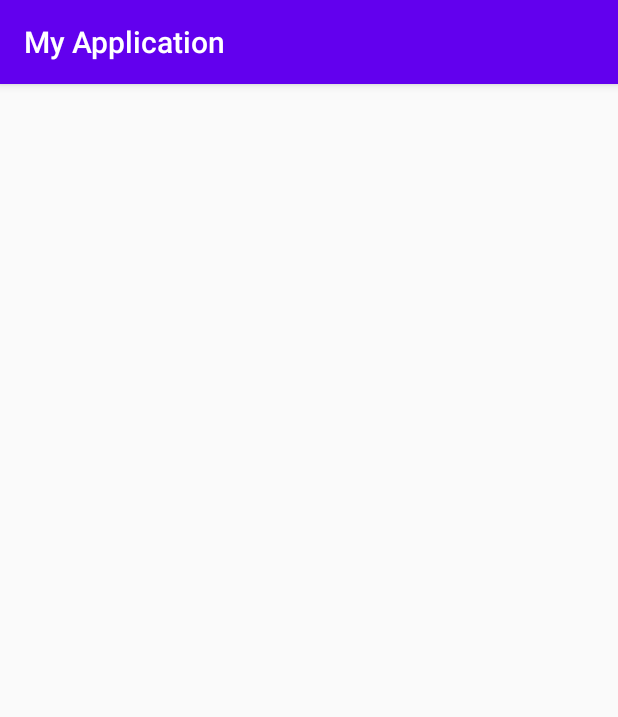
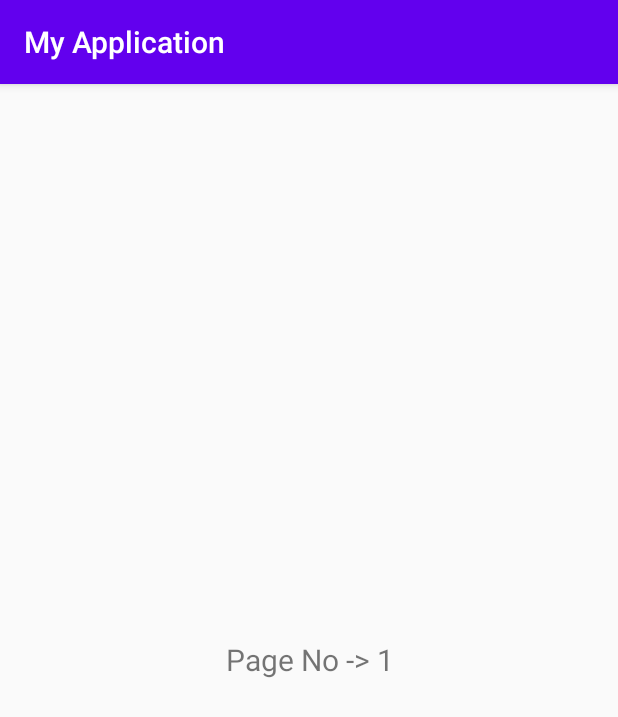
Before and after one commit to Harshkumar77/card-app, an Android app: the screen it shows after launch (MainActivity), on a phone screen of 412 x 824 dp. Shown: the top 717 px of the screen. Run offline under Robolectric (Android 15) with nearby library versions, the phone set to English and light mode, and no system bars.

Commit message:
added viewPagerAdapter.java

```diff
--- a/app/src/main/java/com/example/android/myapplication/MainActivity.java
+++ b/app/src/main/java/com/example/android/myapplication/MainActivity.java
@@ -1,17 +1,21 @@
 package com.example.android.myapplication;
+
+import android.os.Bundle;
 
 import androidx.appcompat.app.AppCompatActivity;
 import androidx.viewpager2.widget.ViewPager2;
 
-import android.os.Bundle;
-
 public class MainActivity extends AppCompatActivity {
 
     ViewPager2 viewPager2;
+    boolean orientationHorizontal = true ;
 
     @Override
     protected void onCreate(Bundle savedInstanceState) {
         super.onCreate(savedInstanceState);
         setContentView(R.layout.activity_main);
+        viewPager2 = findViewById (R.id.viewPager2);
+        viewPager2.setAdapter(new viewPagerAdapter(this));
+        viewPager2.setOrientation(ViewPager2.ORIENTATION_VERTICAL);
     }
 }
--- /dev/null
+++ b/app/src/main/java/com/example/android/myapplication/viewPagerAdapter.java
@@ -0,0 +1,47 @@
+package com.example.android.myapplication;
+
+import android.content.Context;
+import android.view.LayoutInflater;
+import android.view.View;
+import android.view.ViewGroup;
+import android.widget.TextView;
+
+import androidx.annotation.NonNull;
+import androidx.recyclerview.widget.RecyclerView;
+
+import java.util.ArrayList;
+
+public class viewPagerAdapter extends RecyclerView.Adapter<viewPagerAdapter.ViewHolder> {
+
+    Context context;
+
+    public viewPagerAdapter(Context context){
+        this.context = context;
+    }
+
+    @NonNull
+    @Override
+    public viewPagerAdapter.ViewHolder onCreateViewHolder(@NonNull ViewGroup parent, int viewType) {
+        return new ViewHolder(LayoutInflater.from(context).inflate(R.layout.cell_item, parent, false));
+    }
+
+    @Override
+    public void onBindViewHolder(@NonNull viewPagerAdapter.ViewHolder holder, int position) {
+        holder.mText.setText("Page No -> "+(position+1));
+    }
+
+    @Override
+    public int getItemCount() {
+        return 10;
+    }
+
+    public static class ViewHolder extends RecyclerView.ViewHolder {
+
+        TextView mText ;
+
+        public ViewHolder(@NonNull View itemView) {
+            super(itemView);
+            mText = itemView.findViewById(R.id.text);
+        }
+    }
+}
--- a/app/src/main/res/layout/activity_main.xml
+++ b/app/src/main/res/layout/activity_main.xml
@@ -4,9 +4,9 @@
     android:layout_width="match_parent"
     android:layout_height="match_parent">
 
-    <androidx.viewpager.widget.ViewPager
-        android:id="@+id/viewPager2"
+    <androidx.viewpager2.widget.ViewPager2
         android:layout_width="match_parent"
-        android:layout_height="match_parent" />
+        android:layout_height="match_parent"
+        android:id="@+id/viewPager2"/>
 
 </LinearLayout>
--- /dev/null
+++ b/app/src/main/res/layout/cell_item.xml
@@ -0,0 +1,15 @@
+<?xml version="1.0" encoding="utf-8"?>
+<androidx.constraintlayout.widget.ConstraintLayout
+    xmlns:android="http://schemas.android.com/apk/res/android"
+    android:layout_width="match_parent"
+    android:layout_height="match_parent">
+
+    <TextView
+        android:id="@+id/text"
+        android:layout_width="match_parent"
+        android:layout_height="match_parent"
+        android:gravity="center"
+        android:text="Page 1"
+        android:textSize="20sp" />
+
+</androidx.constraintlayout.widget.ConstraintLayout>
```
